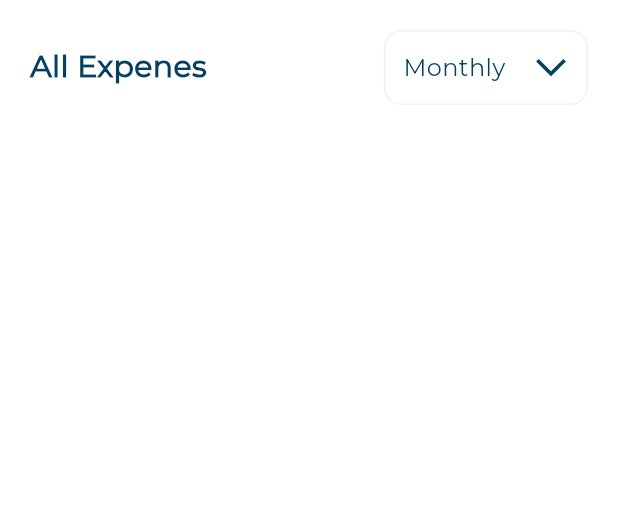
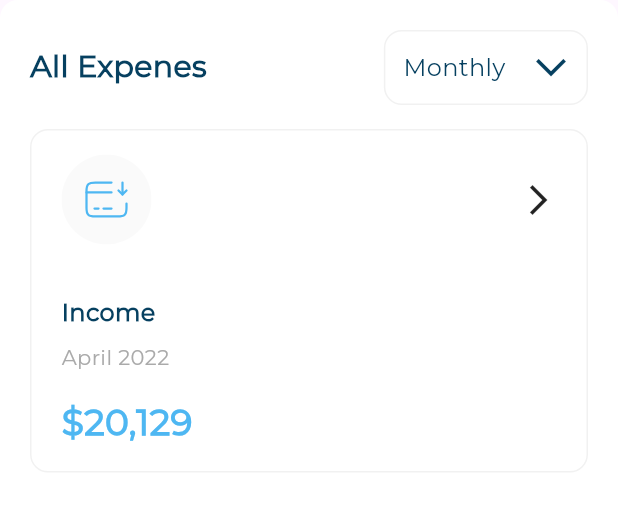
Before and after one commit to eng-tarek-elmarsafy/responsive-dash_board, a Flutter app: the AllExpenes widget shown alone on an empty page, opened directly, on a phone screen of 412 x 824 dp. Shown: the top 511 px of the screen. Run offline on Flutter 3.47's test engine with Material 3 defaults, Android fonts, the phone set to English and light mode, and no system bars; our stand-ins replace flutter_svg.

Commit message:
Create AllExpensesItemModel

```diff
--- a/lib/views/widget/all_expenes.dart
+++ /dev/null
@@ -1,35 +0,0 @@
-import 'package:flutter/material.dart';
-import 'package:responsive_adapttie/core/utils/style/app_style.dart';
-import 'package:responsive_adapttie/views/widget/range_options.dart';
-
-class AllExpenes extends StatelessWidget {
-  const AllExpenes({super.key});
-
-  @override
-  Widget build(BuildContext context) {
-    return Container(
-      color: const Color(0xffffffff),
-      child: Padding(
-        padding: const EdgeInsets.all(20),
-        child: Column(
-          children: [
-            Row(
-              children: [
-                const Text('All Expenes', style: AppStyle.styleSemiBold20),
-                const Spacer(),
-                Container(
-                  padding: const EdgeInsets.all(12),
-                  decoration: BoxDecoration(
-                    border: Border.all(color: const Color(0xfff1f1f1)),
-                    borderRadius: const BorderRadius.all(Radius.circular(12)),
-                  ),
-                  child: const RangeOptions(),
-                ),
-              ],
-            ),
-          ],
-        ),
-      ),
-    );
-  }
-}
--- /dev/null
+++ b/lib/views/widget/all_expenses.dart
@@ -0,0 +1,33 @@
+import 'package:flutter/material.dart';
+import 'package:responsive_adapttie/core/utils/style/app_images.dart';
+import 'package:responsive_adapttie/views/widget/all_expenses_item.dart';
+import 'package:responsive_adapttie/views/widget/all_expenses_widget.dart';
+
+class AllExpenes extends StatelessWidget {
+  const AllExpenes({super.key});
+
+  @override
+  Widget build(BuildContext context) {
+    return Container(
+      padding: const EdgeInsets.all(20),
+      decoration: const BoxDecoration(
+        color: Color(0xffffffff),
+        borderRadius: BorderRadius.all(Radius.circular(12)),
+      ),
+      child: Column(
+        children: [
+          const AllExpensesWidget(),
+          const SizedBox(height: 16),
+          AllExpensesItem(
+            allExpensesItemModel: AllExpensesItemModel(
+              image: Assets.kImagesBalance,
+              title: 'Income',
+              date: 'April 2022',
+              price: r'$20,129',
+            ),
+          ),
+        ],
+      ),
+    );
+  }
+}
--- /dev/null
+++ b/lib/views/widget/all_expenses_item.dart
@@ -0,0 +1,52 @@
+import 'dart:math';
+
+import 'package:flutter/material.dart';
+import 'package:flutter_svg/svg.dart';
+import 'package:responsive_adapttie/core/utils/style/app_style.dart';
+
+class AllExpensesItem extends StatelessWidget {
+  const AllExpensesItem({super.key, required this.allExpensesItemModel});
+  final AllExpensesItemModel allExpensesItemModel;
+  @override
+  Widget build(BuildContext context) {
+    return Container(
+      padding: const EdgeInsets.symmetric(horizontal: 20, vertical: 16),
+      decoration: BoxDecoration(
+        borderRadius: const BorderRadius.all(Radius.circular(12)),
+        border: Border.all(color: const Color(0xfff1f1f1), width: 1),
+      ),
+      child: Column(
+        crossAxisAlignment: CrossAxisAlignment.start,
+        children: [
+          Row(
+            children: [
+              SvgPicture.asset(allExpensesItemModel.image),
+              const Spacer(),
+              Transform.rotate(
+                angle: -pi,
+                child: const Icon(Icons.arrow_back_ios_new_outlined),
+              ),
+            ],
+          ),
+          const SizedBox(height: 34),
+          Text(allExpensesItemModel.title, style: AppStyle.styleSemiBold16),
+          const SizedBox(height: 8),
+          Text(allExpensesItemModel.date, style: AppStyle.styleRegular14),
+          const SizedBox(height: 16),
+          Text(allExpensesItemModel.price, style: AppStyle.styleSemiBold24),
+        ],
+      ),
+    );
+  }
+}
+
+class AllExpensesItemModel {
+  AllExpensesItemModel({
+    required this.image,
+    required this.title,
+    required this.date,
+    required this.price,
+  });
+
+  final String image, title, date, price;
+}
--- /dev/null
+++ b/lib/views/widget/all_expenses_widget.dart
@@ -0,0 +1,25 @@
+import 'package:flutter/material.dart';
+import 'package:responsive_adapttie/core/utils/style/app_style.dart';
+import 'package:responsive_adapttie/views/widget/range_options.dart';
+
+class AllExpensesWidget extends StatelessWidget {
+  const AllExpensesWidget({super.key});
+
+  @override
+  Widget build(BuildContext context) {
+    return Row(
+      children: [
+        const Text('All Expenes', style: AppStyle.styleSemiBold20),
+        const Spacer(),
+        Container(
+          padding: const EdgeInsets.all(12),
+          decoration: BoxDecoration(
+            border: Border.all(color: const Color(0xfff1f1f1)),
+            borderRadius: const BorderRadius.all(Radius.circular(12)),
+          ),
+          child: const RangeOptions(),
+        ),
+      ],
+    );
+  }
+}
--- a/lib/views/widget/dashboard_layout.dart
+++ b/lib/views/widget/dashboard_layout.dart
@@ -1,5 +1,5 @@
 import 'package:flutter/material.dart';
-import 'package:responsive_adapttie/views/widget/all_expenes.dart';
+import 'package:responsive_adapttie/views/widget/all_expenses.dart';
 import 'package:responsive_adapttie/views/widget/custom_drawer.dart';
 
 class DashBosrdLayout extends StatelessWidget {
```
